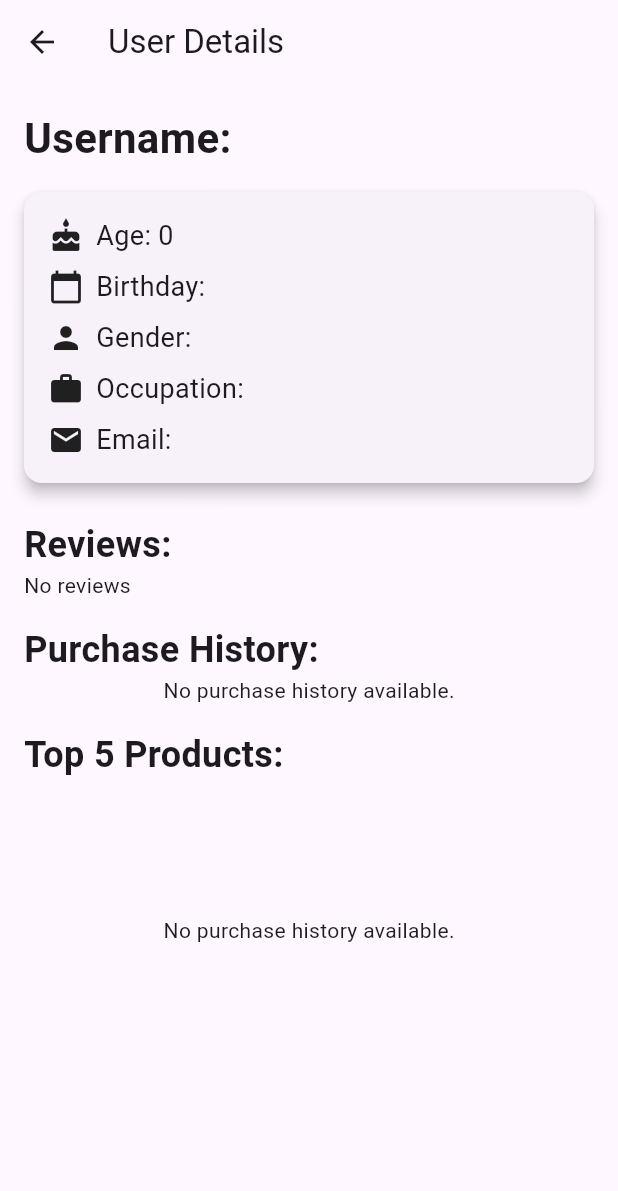
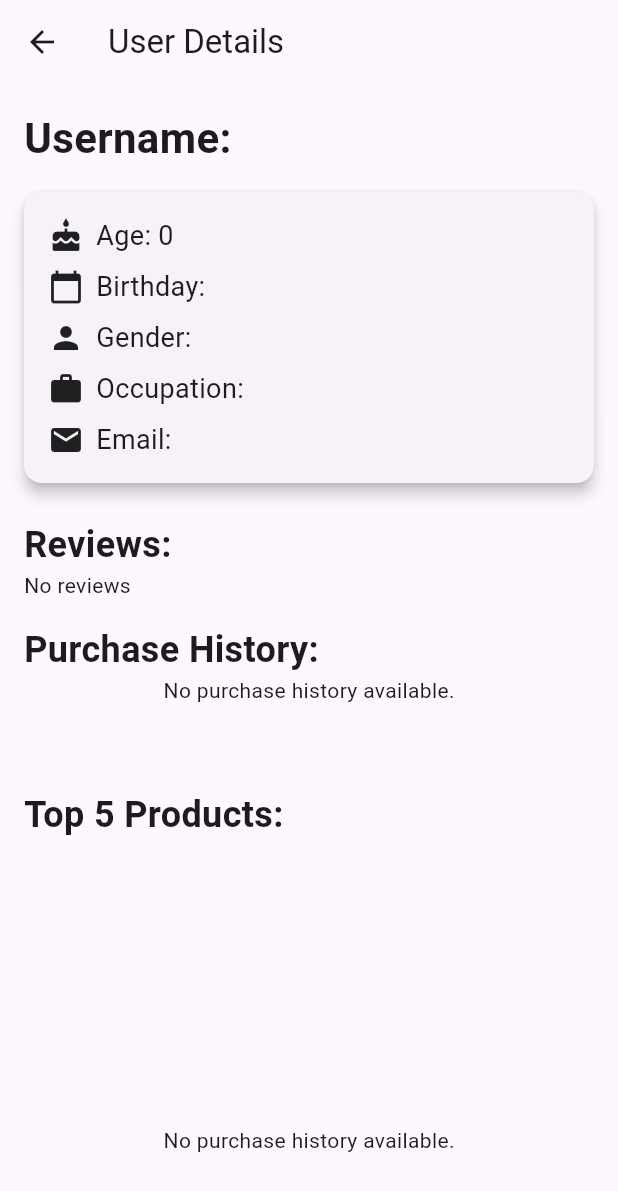
Before and after one commit to hanxi27/Admin-Website, a Flutter app: the UserDetailPage screen opened directly with empty values, on a phone screen of 412 x 824 dp. Shown: the top 1191 px of the screen. Run offline on Flutter 3.47's test engine with Material 3 defaults, Android fonts, the phone set to English and light mode, and no system bars; our stand-ins replace badges, cloud_firestore, file_picker, firebase_analytics, firebase_auth, firebase_core and 3 more; accounts and stored records are empty; project files that could hold a hidden picture were left out.

Commit message:
user_detail_page.dart

```diff
--- a/lib/Customer_Detail/user_detail_page.dart
+++ b/lib/Customer_Detail/user_detail_page.dart
@@ -137,10 +137,10 @@ class UserDetailPage extends StatelessWidget {
                   SizedBox(height: 16),
                   Text('Purchase History:', style: TextStyle(fontSize: 24, fontWeight: FontWeight.bold)),
                   PurchaseHistory(userId: userId), // Use the PurchaseHistory widget
-                  SizedBox(height: 16),
+                  SizedBox(height: 56),
                   Text('Top 5 Products:', style: TextStyle(fontSize: 24, fontWeight: FontWeight.bold)),
                   SizedBox(
-                    height: 200,
+                    height: 400,
                     child: TopProductsPieChart(userId: userId), // Include the pie chart widget
                   ),
                 ],
```
